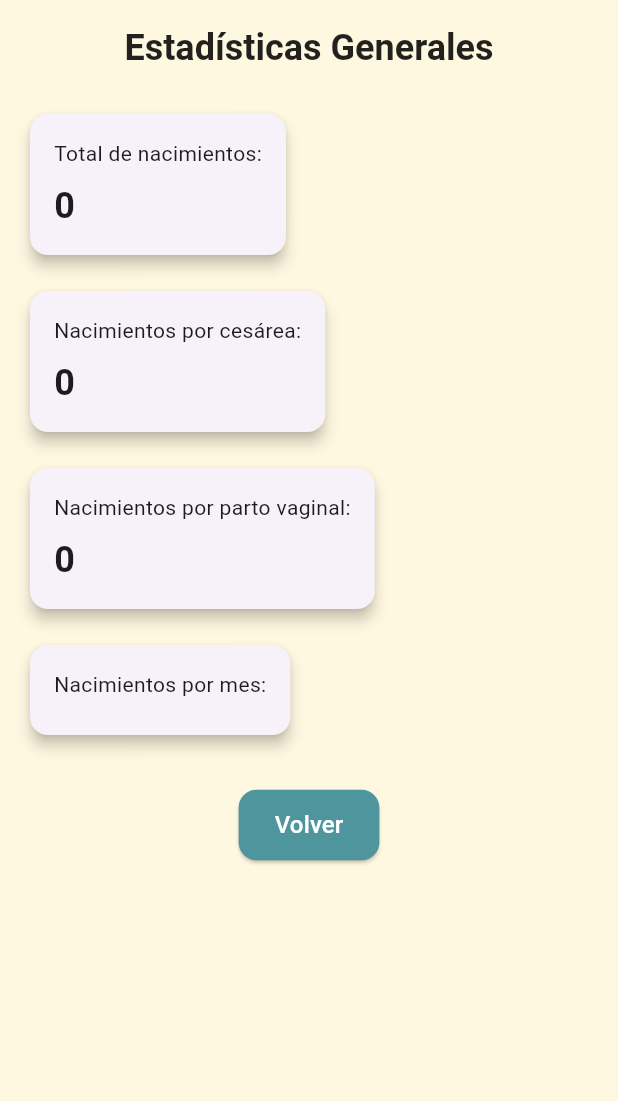
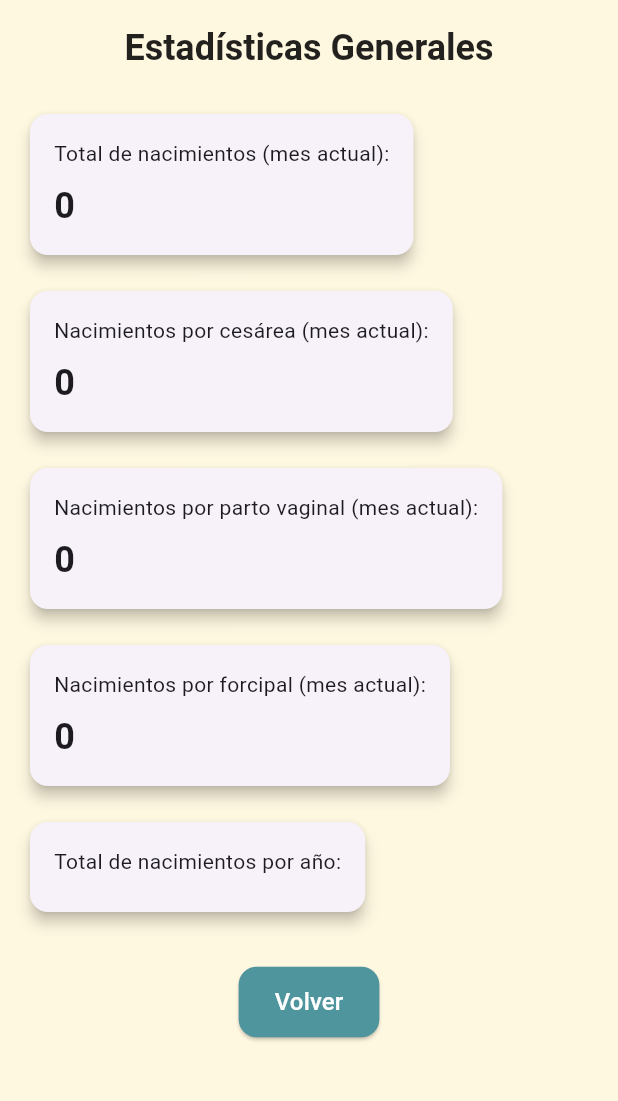
Before and after one commit to proyectosikum/sikum, a Flutter app: the Statistics screen opened by its route, on a phone screen of 412 x 824 dp, the part 84-1185 px from its top. Run offline on Flutter 3.47's test engine with Material 3 defaults, Android fonts, the phone set to English and light mode, and no system bars; our stand-ins replace cloud_firestore, firebase_auth, firebase_core, flutter_riverpod, go_router, google_fonts and 2 more; accounts and stored records are empty.

Commit message:
Actualizo y agrego estadisticas

```diff
--- a/lib/entities/birth_statistics.dart
+++ b/lib/entities/birth_statistics.dart
@@ -3,11 +3,15 @@ class BirthStatistics {
   final Map<String, int> birthsPerMonth;
   final int cesareanCount;
   final int vaginalCount;
+  final int forcipalCount;
+  final Map<String, int> birthsPerYear;
 
   BirthStatistics({
     required this.total,
     required this.birthsPerMonth,
     required this.cesareanCount,
     required this.vaginalCount,
+    required this.forcipalCount,
+    required this.birthsPerYear
   });
 }
--- a/lib/presentation/providers/birth_statistics_provider.dart
+++ b/lib/presentation/providers/birth_statistics_provider.dart
@@ -11,7 +11,12 @@ final birthStatisticsProvider = FutureProvider<BirthStatistics>((ref) async {
   int total = 0;
   int cesareanCount = 0;
   int vaginalCount = 0;
+  int forcipalCount = 0;
+
   Map<String, int> birthsPerMonth = {};
+  Map<String, int> birthsPerYear = {};
+
+  final now = DateTime.now();
 
   for (var doc in snapshot.docs) {
     final data = doc.data();
@@ -22,15 +27,28 @@ final birthStatisticsProvider = FutureProvider<BirthStatistics>((ref) async {
         final birthData = BirthData.fromMap(birthDataMap);
 
         if (birthData.birthDate != null) {
-          total++;
+          final date = birthData.birthDate!;
+          final isCurrentMonth = date.month == now.month && date.year == now.year;
 
-          final birthType = birthData.birthType?.toLowerCase().trim();
-          if (birthType == 'cesárea' || birthType == 'cesarea') cesareanCount++;
-          if (birthType == 'vaginal') vaginalCount++;
+          if (isCurrentMonth) {
+            total++;
 
-          final date = birthData.birthDate!;
-          final key = "${date.year}-${date.month.toString().padLeft(2, '0')}";
-          birthsPerMonth[key] = (birthsPerMonth[key] ?? 0) + 1;
+            final birthType = birthData.birthType?.toLowerCase().trim();
+
+            if (birthType == 'cesárea' || birthType == 'cesarea') {
+              cesareanCount++;
+            } else if (birthType == 'vaginal') {
+              vaginalCount++;
+            } else if (birthType == 'forcipal') {
+              forcipalCount++;
+            }
+          }
+
+          final keyMonth = "${date.year}-${date.month.toString().padLeft(2, '0')}";
+          birthsPerMonth[keyMonth] = (birthsPerMonth[keyMonth] ?? 0) + 1;
+
+          final keyYear = date.year.toString();
+          birthsPerYear[keyYear] = (birthsPerYear[keyYear] ?? 0) + 1;
         }
       } catch (e) {
         print("Error al procesar birthData: $e");
@@ -38,10 +56,13 @@ final birthStatisticsProvider = FutureProvider<BirthStatistics>((ref) async {
     }
   }
 
+
   return BirthStatistics(
     total: total,
-    birthsPerMonth: birthsPerMonth,
     cesareanCount: cesareanCount,
     vaginalCount: vaginalCount,
+    forcipalCount: forcipalCount,
+    birthsPerMonth: birthsPerMonth,
+    birthsPerYear: birthsPerYear,
   );
 });
--- a/lib/presentation/screens/statistics/statistics.dart
+++ b/lib/presentation/screens/statistics/statistics.dart
@@ -42,7 +42,7 @@ class Statistics extends ConsumerWidget {
                   child: Column(
                     crossAxisAlignment: CrossAxisAlignment.start,
                     children: [
-                      const Text("Total de nacimientos:"),
+                      const Text("Total de nacimientos (mes actual):"),
                       const SizedBox(height: 8),
                       Text(
                         stats.total.toString(),
@@ -63,7 +63,7 @@ class Statistics extends ConsumerWidget {
                   child: Column(
                     crossAxisAlignment: CrossAxisAlignment.start,
                     children: [
-                      const Text("Nacimientos por cesárea:"),
+                      const Text("Nacimientos por cesárea (mes actual):"),
                       const SizedBox(height: 8),
                       Text(
                         stats.cesareanCount.toString(),
@@ -84,7 +84,7 @@ class Statistics extends ConsumerWidget {
                   child: Column(
                     crossAxisAlignment: CrossAxisAlignment.start,
                     children: [
-                      const Text("Nacimientos por parto vaginal:"),
+                      const Text("Nacimientos por parto vaginal (mes actual):"),
                       const SizedBox(height: 8),
                       Text(
                         stats.vaginalCount.toString(),
@@ -105,35 +105,51 @@ class Statistics extends ConsumerWidget {
                   child: Column(
                     crossAxisAlignment: CrossAxisAlignment.start,
                     children: [
-                      const Text("Nacimientos por mes:"),
+                      const Text("Nacimientos por forcipal (mes actual):"),
                       const SizedBox(height: 8),
-                      ...stats.birthsPerMonth.entries.map(
+                      Text(
+                        stats.forcipalCount.toString(),
+                        style: const TextStyle(fontSize: 24, fontWeight: FontWeight.bold),
+                      ),
+                    ],
+                  ),
+                ),
+              ),
+
+              const SizedBox(height: 16),
+
+              Card(
+                elevation: 4,
+                shape: RoundedRectangleBorder(borderRadius: BorderRadius.circular(12)),
+                child: Padding(
+                  padding: const EdgeInsets.all(16),
+                  child: Column(
+                    crossAxisAlignment: CrossAxisAlignment.start,
+                    children: [
+                      const Text("Total de nacimientos por año:"),
+                      const SizedBox(height: 8),
+                      ...stats.birthsPerYear.entries.map(
                         (entry) => Padding(
                           padding: const EdgeInsets.symmetric(vertical: 2),
                           child: Row(
                             mainAxisAlignment: MainAxisAlignment.spaceBetween,
                             children: [
-                              Text(
-                                entry.key,
-                                style: const TextStyle(fontSize: 16),
-                              ),
+                              Text(entry.key),
                               Text(
                                 entry.value.toString(),
-                                style: const TextStyle(
-                                  fontWeight: FontWeight.bold,
-                                  fontSize: 16,
-                                ),
+                                style: const TextStyle(fontWeight: FontWeight.bold),
                               ),
                             ],
                           ),
                         ),
-                      )
+                      ),
                     ],
                   ),
                 ),
               ),
 
               const SizedBox(height: 32),
+
 
               Center(
                 child: ElevatedButton(
```
